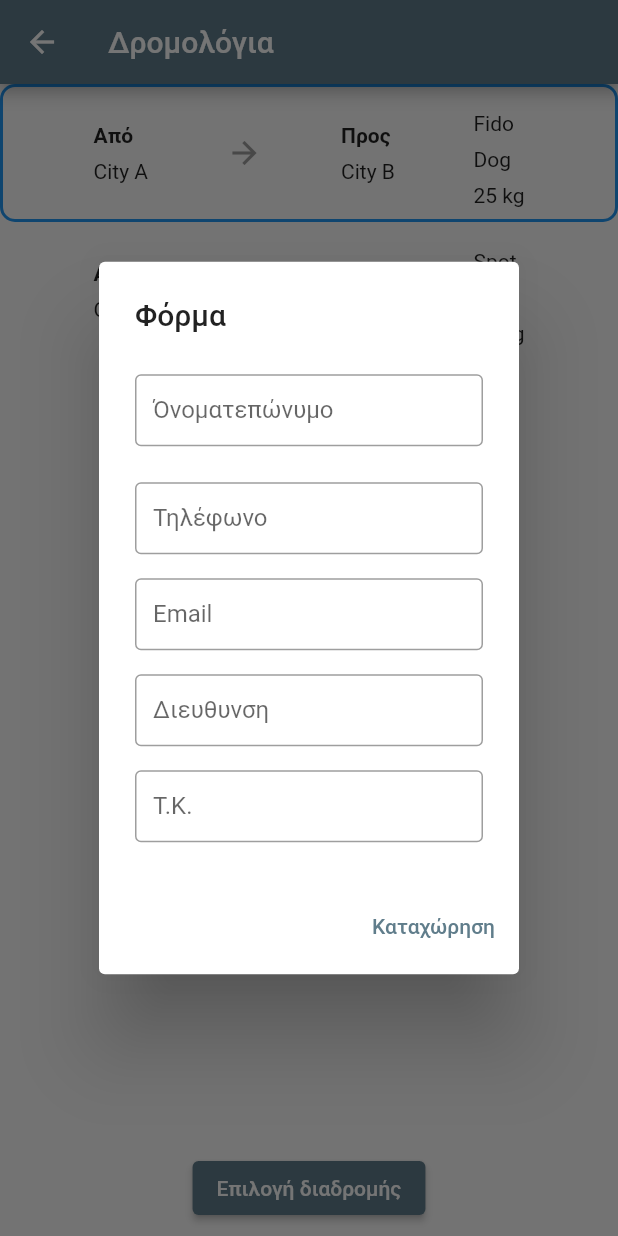
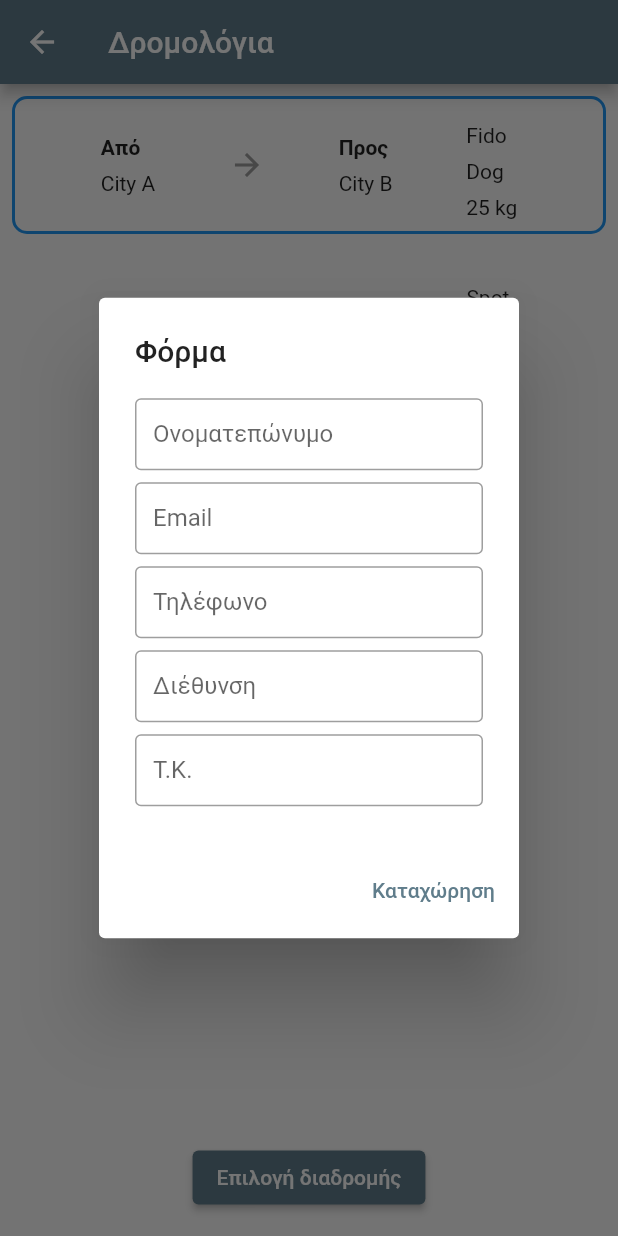
Before and after one commit to nomidimar/Strays-of-Sparta, a Flutter app: the TransportationScreen screen opened by its route, after a tap on "Από", after a tap on "Επιλογή διαδρομής", on a phone screen of 412 x 824 dp. Run offline on Flutter 3.47's test engine with Material 2 defaults, Android fonts, the phone set to English and light mode, and no system bars.

Commit message:
Addform data validators and transportation widget margin

```diff
--- a/lib/screens/transportations.dart
+++ b/lib/screens/transportations.dart
@@ -128,11 +128,12 @@ class TransportationScreen extends StatefulWidget {
 class _TransportationScreenState extends State<TransportationScreen> {
   TransportationData? selectedTransportation;
 
-  String formDataName = ''; // Declare variables for form data
-  String formDataPhone = '';
-  String formDataEmail = '';
-  String formDataAddress = '';
-  String formDataTK = '';
+  GlobalKey<FormState> _formKey = GlobalKey<FormState>();
+  TextEditingController _nameController = TextEditingController();
+  TextEditingController _phoneController = TextEditingController();
+  TextEditingController _emailController = TextEditingController();
+  TextEditingController _addressController = TextEditingController();
+  TextEditingController _tkController = TextEditingController();
 
   void handleSelection(bool isSelected, TransportationData data) {
     if (isSelected) {
@@ -148,91 +149,130 @@ class _TransportationScreenState extends State<TransportationScreen> {
       builder: (BuildContext context) {
         return AlertDialog(
           title: Text('Φόρμα'),
-          content: SingleChildScrollView(
+          content: Form(
+            key: _formKey,
+            child: SingleChildScrollView(
               child: Column(
                 children: <Widget>[
-                Padding(
-                  padding: EdgeInsets.symmetric(vertical: 8.0),
-                  child: TextField(
+                  TextFormField(
+                    controller: _nameController,
                     decoration: InputDecoration(
-                      labelText: 'Όνοματεπώνυμο',
+                      labelText: 'Ονοματεπώνυμο',
                       border: OutlineInputBorder(),
                       contentPadding: EdgeInsets.all(12.0),
                     ),
-                    onChanged: (value) {
-                      formDataName = value;
+                    validator: (value) {
+                      if (value == null || value.isEmpty) {
+                        return 'Το ονοματεπώνυμό είναι απαραίτητο.';
+                      } else if (!RegExp(r'^.{1,50}$').hasMatch(value)) {
+                        return 'Το ονοματεπώνυμό δεν μπορεί να έχει τόσους χαρακτήρες.';
+                      }
+                      return null;
                     },
                   ),
+                  SizedBox(height: 8.0),
+                  TextFormField(
+                    controller: _emailController,
+                    decoration: InputDecoration(
+                      labelText: 'Email',
+                      border: OutlineInputBorder(),
+                      contentPadding: EdgeInsets.all(12.0),
                     ),
-                SizedBox(height: 16.0),
-                TextField(
+                    validator: (value) {
+                      if (value == null || value.isEmpty) {
+                        return 'Το email είναι απαραίτητο.';
+                      } else if (!RegExp(
+                              r'^[a-zA-Z0-9.]+@[a-zA-Z0-9]+\.[a-zA-Z]+')
+                          .hasMatch(value)) {
+                        return 'Το email δεν είναι έγκυρο.';
+                      }
+                      return null;
+                    },
+                  ),
+                  SizedBox(height: 8.0),
+                  TextFormField(
+                    controller: _phoneController,
                     decoration: InputDecoration(
                       labelText: 'Τηλέφωνο',
                       border: OutlineInputBorder(),
                       contentPadding: EdgeInsets.all(12.0),
                     ),
-                  onChanged: (value) {
-                    formDataPhone = value;
+                    validator: (value) {
+                      if (value == null || value.isEmpty) {
+                        return 'Το τηλέφωνο είναι απαραίτητο.';
+                      } else if (!RegExp(r'^\d{10}$').hasMatch(value)) {
+                        return 'Το τελέφωνο δεν είναι έγκυρο.';
+                      }
+                      return null;
                     },
                   ),
-                SizedBox(height: 16.0),
-                // Added some spacing
-                TextField(
+                  SizedBox(height: 8.0),
+                  TextFormField(
+                    controller: _addressController,
                     decoration: InputDecoration(
-                    labelText: 'Email',
+                      labelText: 'Διέθυνση',
                       border: OutlineInputBorder(),
                       contentPadding: EdgeInsets.all(12.0),
                     ),
-                  onChanged: (value) {
-                    formDataEmail = value;
+                    validator: (value) {
+                      if (value == null || value.isEmpty) {
+                        return 'Εισάγετε μια διεύθυνση.';
+                      } else if (!RegExp(r'^.{1,50}$').hasMatch(value)) {
+                        return 'Η διεύθυνση δεν μπορεί να έχει τόσους χαρακτήρες.';
+                      }
+                      return null;
                     },
                   ),
-                SizedBox(height: 16.0),
-                // Added some spacing
-                TextField(
-                  decoration: InputDecoration(
-                    labelText: 'Διευθυνση',
-                    border: OutlineInputBorder(),
-                    contentPadding: EdgeInsets.all(12.0),
-                  ),
-                  onChanged: (value) {
-                    formDataAddress = value;
-                  },
-                ),
-                SizedBox(height: 16.0),
-                TextField(
+                  SizedBox(height: 8.0),
+                  TextFormField(
+                    controller: _tkController,
                     decoration: InputDecoration(
                       labelText: 'Τ.Κ.',
                       border: OutlineInputBorder(),
                       contentPadding: EdgeInsets.all(12.0),
                     ),
-                  onChanged: (value) {
-                    formDataTK = value;
+                    validator: (value) {
+                      if (value == null || value.isEmpty) {
+                        return 'Ο Τ.Κ. είναι απαραίτητος.';
+                      } else if (!RegExp(r'^\d{5}$').hasMatch(value)) {
+                        return 'Ο Τ.Κ. δεν είναι έγκυρος.';
+                      }
+                      return null;
                     },
                   ),
                 ],
+              ),
             ),
           ),
           actions: <Widget>[
             TextButton(
               child: Text('Καταχώρηση'),
               onPressed: () {
+                if (_formKey.currentState!.validate()) {
                   // Print the form data and selected transportation data
                   print('Form Data:');
-                print('Name: $formDataName');
-                print('Phone: $formDataPhone');
-                print('Email: $formDataEmail');
-                print('Address: $formDataAddress');
-                print('TK: $formDataTK');
+                  print('Name: ${_nameController.text}');
+                  print('Phone: ${_phoneController.text}');
+                  print('Email: ${_emailController.text}');
+                  print('Address: ${_addressController.text}');
+                  print('TK: ${_tkController.text}');
                   print('Transportation ID: ${selectedTransportation?.id}');
                   print('Animal Name: ${selectedTransportation?.animalName}');
                   Navigator.of(context).pop();
+                }
               },
             ),
           ],
         );
       },
-    );
+    ).then((value) {
+      _formKey.currentState?.reset();
+      _nameController.clear();
+      _phoneController.clear();
+      _emailController.clear();
+      _addressController.clear();
+      _tkController.clear();
+    });
   }
 
   @override
@@ -246,17 +286,21 @@ class _TransportationScreenState extends State<TransportationScreen> {
           Expanded(
             child: ListView(
               children: transportationDataList.map((data) {
-                return TransportationListing(
+                return Container(
+                  margin: EdgeInsets.all(8.0),
+                  child: TransportationListing(
                     data: data,
                     isSelected: selectedTransportation == data,
-                  onSelected: (isSelected) => handleSelection(isSelected, data),
+                    onSelected: (isSelected) =>
+                        handleSelection(isSelected, data),
+                  ),
                 );
               }).toList(),
             ),
           ),
           if (selectedTransportation != null)
             Padding(
-              padding: const EdgeInsets.all(8.0),
+              padding: const EdgeInsets.all(15.0),
               child: ElevatedButton(
                 onPressed: handleSubmit,
                 child: Text('Επιλογή διαδρομής'),
```
Lines whose indentation alone changed are shown as unchanged.
